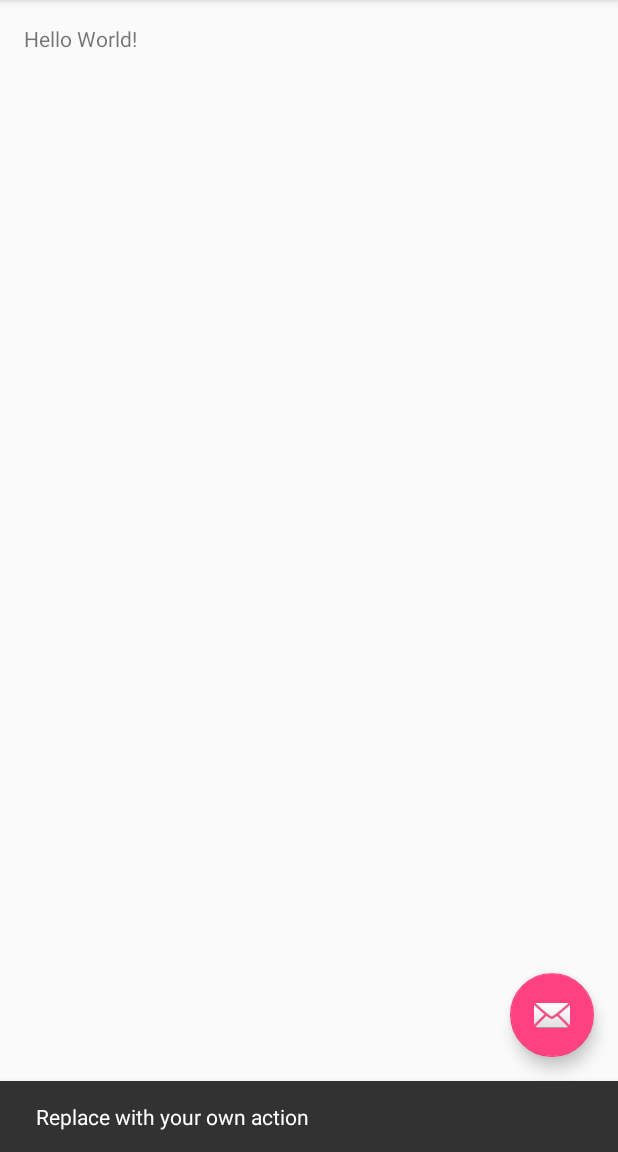
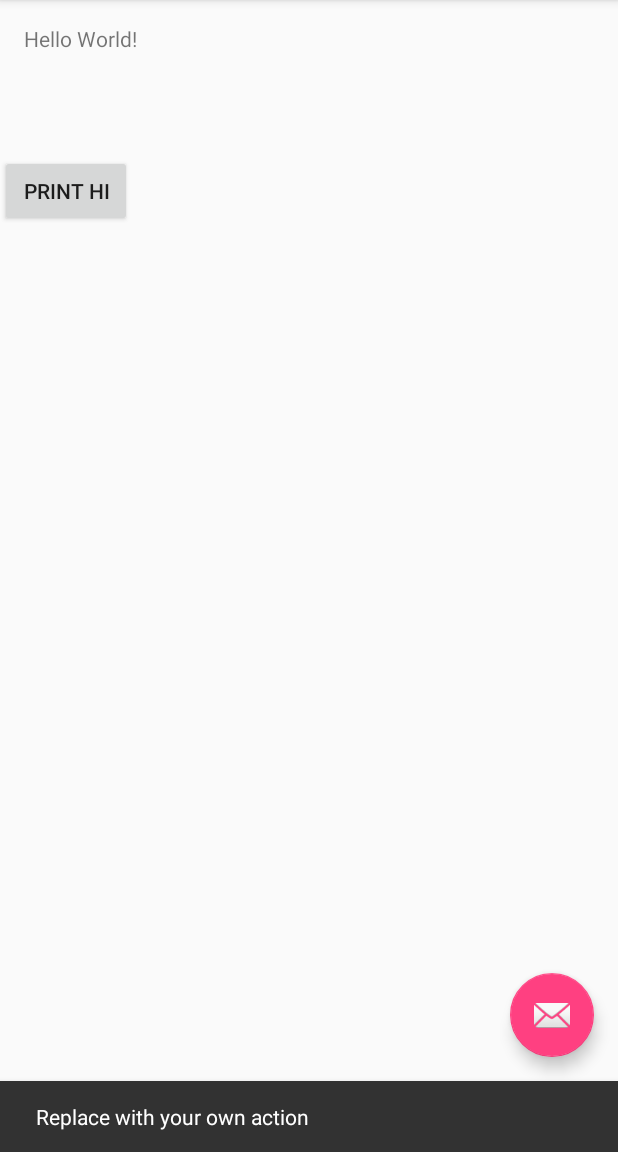
Before and after one commit to RyanZsjsu/soundcast, an Android app: the screen it shows after launch (MainActivity), after a tap on an icon or button, on a phone screen of 412 x 824 dp, the part 84-1236 px from its top. Run offline under Robolectric (Android 15) with nearby library versions, the phone set to English and light mode, and no system bars; 1 other tap on this screen came first.

Commit message:
Added btnHi -Moiz

```diff
--- a/app/src/main/java/com/ahmilio/turtle/soundcast/MainActivity.java
+++ b/app/src/main/java/com/ahmilio/turtle/soundcast/MainActivity.java
@@ -8,6 +8,7 @@ import android.support.v7.widget.Toolbar;
 import android.view.View;
 import android.view.Menu;
 import android.view.MenuItem;
+import android.widget.Button;
 
 public class MainActivity extends AppCompatActivity {
     //whoa
@@ -20,6 +21,14 @@ public class MainActivity extends AppCompatActivity {
 //comment
         FloatingActionButton fab = (FloatingActionButton) findViewById(R.id.fab);
         fab.setOnClickListener(new View.OnClickListener() {
+            @Override
+            public void onClick(View view) {
+                Snackbar.make(view, "Replace with your own action", Snackbar.LENGTH_LONG)
+                        .setAction("Action", null).show();//gf
+            }
+        });
+        Button btnHi = (Button) findViewById(R.id.btnHi);
+        btnHi.setOnClickListener(new View.OnClickListener() {
             @Override
             public void onClick(View view) {
                 Snackbar.make(view, "Replace with your own action", Snackbar.LENGTH_LONG)
--- a/app/src/main/res/layout/activity_main.xml
+++ b/app/src/main/res/layout/activity_main.xml
@@ -23,6 +23,16 @@
 
     <include layout="@layout/content_main" />
 
+    <Button
+        android:layout_width="wrap_content"
+        android:layout_height="wrap_content"
+        android:text="Print Hi"
+        android:id="@+id/btnHi"
+        android:layout_below="@+id/textView"
+        android:layout_toRightOf="@+id/textView"
+        android:layout_toEndOf="@+id/textView"
+        android:layout_marginTop="159dp" />
+
     <android.support.design.widget.FloatingActionButton
         android:id="@+id/fab"
         android:layout_width="wrap_content"
--- a/app/src/main/res/layout/content_main.xml
+++ b/app/src/main/res/layout/content_main.xml
@@ -18,4 +18,5 @@
         android:text="Hello World!"
         android:id="@+id/textView" />
 
+
 </RelativeLayout>
```
